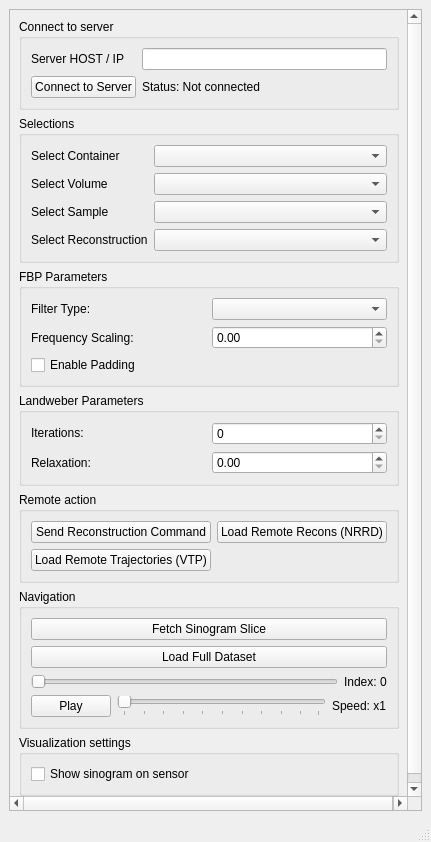
This is 3Dslicer/CT-Wood/CTWood/SinoReconsVisual2/Resources/UI/SinoReconsVisual2.ui in ouaburst/CT_GUI_Docker as Qt 5 draws it before an edit. The edited form follows.
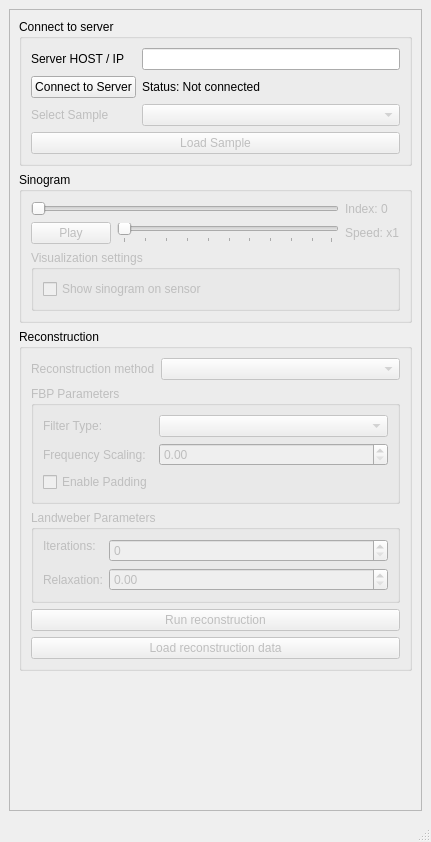
This is the edited form. Custom widgets are drawn as their Qt base class.

Commit message: Changed UI to be more workflow oriented. Wired up changing of samples. Disabled lighting for sensor geometry. Fix window level to be consistent for preview and full resolution sinograms. Simplified a bunch of functions in the server.

```diff
--- a/3Dslicer/CT-Wood/CTWood/SinoReconsVisual2/Resources/UI/SinoReconsVisual2.ui
+++ b/3Dslicer/CT-Wood/CTWood/SinoReconsVisual2/Resources/UI/SinoReconsVisual2.ui
@@ -20,8 +20,8 @@
      <verstretch>0</verstretch>
     </sizepolicy>
    </property>
-   <layout class="QVBoxLayout" name="mainLayout" stretch="0">
-    <item>
+   <layout class="QGridLayout" name="gridLayout_3">
+    <item row="0" column="0">
      <widget class="QScrollArea" name="scrollArea">
       <property name="widgetResizable">
        <bool>true</bool>
@@ -32,7 +32,7 @@
          <x>0</x>
          <y>0</y>
          <width>409</width>
-         <height>747</height>
+         <height>626</height>
         </rect>
        </property>
        <property name="sizePolicy">
@@ -41,44 +41,71 @@
          <verstretch>0</verstretch>
         </sizepolicy>
        </property>
-       <layout class="QVBoxLayout" name="contentsLayout" stretch="0,0,0,1,0,0,0">
+       <layout class="QVBoxLayout" name="contentsLayout" stretch="0,0,0">
         <item>
-         <widget class="QGroupBox" name="connectionGroup">
-          <property name="sizePolicy">
-           <sizepolicy hsizetype="Preferred" vsizetype="Fixed">
-            <horstretch>0</horstretch>
-            <verstretch>0</verstretch>
-           </sizepolicy>
-          </property>
+         <widget class="ctkCollapsibleGroupBox" name="connectToServerGroupBox">
           <property name="title">
            <string>Connect to server</string>
           </property>
-          <layout class="QGridLayout" name="connectionLayout">
-           <item row="0" column="0">
+          <property name="collapsedHeight">
+           <number>1</number>
+          </property>
+          <layout class="QGridLayout" name="gridLayout">
+           <item row="4" column="0">
+            <widget class="QLabel" name="selectSampleLabel">
+             <property name="enabled">
+              <bool>false</bool>
+             </property>
+             <property name="text">
+              <string>Select Sample</string>
+             </property>
+            </widget>
+           </item>
+           <item row="2" column="0">
+            <widget class="QPushButton" name="connectToServerButton">
+             <property name="text">
+              <string>Connect to Server</string>
+             </property>
+            </widget>
+           </item>
+           <item row="2" column="1">
+            <widget class="QLabel" name="statusLabel">
+             <property name="text">
+              <string>Status: Not connected</string>
+             </property>
+            </widget>
+           </item>
+           <item row="1" column="0">
             <widget class="QLabel" name="serverUrlLabel">
              <property name="text">
               <string>Server HOST / IP </string>
              </property>
             </widget>
            </item>
-           <item row="0" column="1">
+           <item row="4" column="1">
+            <widget class="QComboBox" name="sampleSelectorComboBox">
+             <property name="enabled">
+              <bool>false</bool>
+             </property>
+            </widget>
+           </item>
+           <item row="1" column="1">
             <widget class="QLineEdit" name="serverUrlLineEdit">
              <property name="placeholderText">
               <string/>
              </property>
             </widget>
            </item>
-           <item row="1" column="0">
-            <widget class="QPushButton" name="connectToServerButton">
-             <property name="text">
-              <string>Connect to Server</string>
+           <item row="5" column="0" colspan="2">
+            <widget class="QPushButton" name="loadSampleButton">
+             <property name="enabled">
+              <bool>false</bool>
              </property>
-            </widget>
-           </item>
-           <item row="1" column="1">
-            <widget class="QLabel" name="statusLabel">
+             <property name="toolTip">
+              <string>&lt;html&gt;&lt;head/&gt;&lt;body&gt;&lt;p&gt;Loads the selected sample in 3D Slicer.&lt;/p&gt;&lt;/body&gt;&lt;/html&gt;</string>
+             </property>
              <property name="text">
-              <string>Status: Not connected</string>
+              <string>Load Sample</string>
              </property>
             </widget>
            </item>
@@ -86,214 +113,39 @@
          </widget>
         </item>
         <item>
-         <widget class="QGroupBox" name="selectionGroup">
-          <property name="sizePolicy">
-           <sizepolicy hsizetype="Preferred" vsizetype="Fixed">
-            <horstretch>0</horstretch>
-            <verstretch>0</verstretch>
-           </sizepolicy>
+         <widget class="ctkCollapsibleGroupBox" name="sinogramGroupBox">
+          <property name="enabled">
+           <bool>true</bool>
           </property>
           <property name="title">
-           <string>Selections</string>
+           <string>Sinogram</string>
           </property>
-          <layout class="QFormLayout" name="selectionLayout">
-           <item row="0" column="0">
-            <widget class="QLabel" name="label">
-             <property name="text">
-              <string>Select Container</string>
-             </property>
-            </widget>
-           </item>
-           <item row="0" column="1">
-            <widget class="QComboBox" name="containerSelectorComboBox"/>
-           </item>
-           <item row="1" column="0">
-            <widget class="QLabel" name="label">
-             <property name="text">
-              <string>Select Volume</string>
-             </property>
-            </widget>
-           </item>
-           <item row="1" column="1">
-            <widget class="QComboBox" name="volumeSelectorComboBox"/>
-           </item>
-           <item row="2" column="0">
-            <widget class="QLabel" name="label">
-             <property name="text">
-              <string>Select Sample</string>
-             </property>
-            </widget>
-           </item>
-           <item row="2" column="1">
-            <widget class="QComboBox" name="sampleSelectorComboBox"/>
-           </item>
+          <property name="collapsed">
+           <bool>false</bool>
+          </property>
+          <property name="collapsedHeight">
+           <number>1</number>
+          </property>
+          <layout class="QGridLayout" name="gridLayout_2">
            <item row="3" column="0">
-            <widget class="QLabel" name="label">
-             <property name="text">
-              <string>Select Reconstruction</string>
+            <widget class="QWidget" name="sinogramWidget" native="true">
+             <property name="enabled">
+              <bool>false</bool>
              </property>
-            </widget>
-           </item>
-           <item row="3" column="1">
-            <widget class="QComboBox" name="reconstructionSelectorComboBox"/>
-           </item>
-          </layout>
-         </widget>
-        </item>
-        <item>
-         <widget class="QGroupBox" name="fbpParameterGroupBox">
-          <property name="sizePolicy">
-           <sizepolicy hsizetype="Preferred" vsizetype="Fixed">
-            <horstretch>0</horstretch>
-            <verstretch>0</verstretch>
-           </sizepolicy>
-          </property>
-          <property name="title">
-           <string>FBP Parameters</string>
-          </property>
-          <layout class="QGridLayout" name="fbpLayout">
-           <item row="0" column="0">
-            <widget class="QLabel" name="label_filterType">
-             <property name="text">
-              <string>Filter Type:</string>
-             </property>
-            </widget>
-           </item>
-           <item row="0" column="1">
-            <widget class="QComboBox" name="filterTypeComboBox"/>
-           </item>
-           <item row="1" column="0">
-            <widget class="QLabel" name="label_frequencyScaling">
-             <property name="text">
-              <string>Frequency Scaling:</string>
-             </property>
-            </widget>
-           </item>
-           <item row="1" column="1">
-            <widget class="QDoubleSpinBox" name="frequencyScalingSpinBox"/>
-           </item>
-           <item row="2" column="0" colspan="2">
-            <widget class="QCheckBox" name="paddingCheckBox">
-             <property name="text">
-              <string>Enable Padding</string>
-             </property>
-            </widget>
-           </item>
-          </layout>
-         </widget>
-        </item>
-        <item>
-         <widget class="QGroupBox" name="landweberParameterGroupBox">
-          <property name="sizePolicy">
-           <sizepolicy hsizetype="Preferred" vsizetype="Fixed">
-            <horstretch>0</horstretch>
-            <verstretch>0</verstretch>
-           </sizepolicy>
-          </property>
-          <property name="title">
-           <string>Landweber Parameters</string>
-          </property>
-          <layout class="QGridLayout" name="lwLayout">
-           <item row="0" column="0">
-            <widget class="QLabel" name="label_iterations">
-             <property name="sizePolicy">
-              <sizepolicy hsizetype="Preferred" vsizetype="Fixed">
-               <horstretch>0</horstretch>
-               <verstretch>0</verstretch>
-              </sizepolicy>
-             </property>
-             <property name="text">
-              <string>Iterations:</string>
-             </property>
-            </widget>
-           </item>
-           <item row="0" column="1">
-            <widget class="QSpinBox" name="iterationsSpinBox">
-             <property name="sizePolicy">
-              <sizepolicy hsizetype="Minimum" vsizetype="Preferred">
-               <horstretch>0</horstretch>
-               <verstretch>0</verstretch>
-              </sizepolicy>
-             </property>
-            </widget>
-           </item>
-           <item row="1" column="0">
-            <widget class="QLabel" name="label_relaxation">
-             <property name="sizePolicy">
-              <sizepolicy hsizetype="Preferred" vsizetype="Preferred">
-               <horstretch>0</horstretch>
-               <verstretch>0</verstretch>
-              </sizepolicy>
-             </property>
-             <property name="text">
-              <string>Relaxation:</string>
-             </property>
-            </widget>
-           </item>
-           <item row="1" column="1">
-            <widget class="QDoubleSpinBox" name="relaxationSpinBox">
-             <property name="sizePolicy">
-              <sizepolicy hsizetype="Minimum" vsizetype="Fixed">
-               <horstretch>0</horstretch>
-               <verstretch>0</verstretch>
-              </sizepolicy>
-             </property>
-            </widget>
-           </item>
-          </layout>
-         </widget>
-        </item>
-        <item>
-         <widget class="QGroupBox" name="remoteActionsGroup">
-          <property name="sizePolicy">
-           <sizepolicy hsizetype="Preferred" vsizetype="Fixed">
-            <horstretch>0</horstretch>
-            <verstretch>0</verstretch>
-           </sizepolicy>
-          </property>
-          <property name="title">
-           <string>Remote action</string>
-          </property>
-          <layout class="QGridLayout" name="remoteLayout">
-           <item row="0" column="0">
-            <widget class="QPushButton" name="executeRemoteCommandButton">
-             <property name="text">
-              <string>Send Reconstruction Command</string>
-             </property>
-            </widget>
-           </item>
-           <item row="0" column="1">
-            <widget class="QPushButton" name="streamNrrdButton">
-             <property name="text">
-              <string>Load Remote Recons (NRRD)</string>
-             </property>
-            </widget>
-           </item>
-           <item row="1" column="0">
-            <widget class="QPushButton" name="loadSourceTrajectoryButton">
-             <property name="text">
-              <string>Load Remote Trajectories (VTP)</string>
-             </property>
-            </widget>
-           </item>
-          </layout>
-         </widget>
-        </item>
-        <item>
-         <widget class="QGroupBox" name="navigationGroup">
-          <property name="sizePolicy">
-           <sizepolicy hsizetype="Preferred" vsizetype="Fixed">
-            <horstretch>0</horstretch>
-            <verstretch>0</verstretch>
-           </sizepolicy>
-          </property>
-          <property name="title">
-           <string>Navigation</string>
-          </property>
-          <layout class="QGridLayout" name="navLayout">
-           <item row="3" column="0">
-            <layout class="QHBoxLayout" name="indexSliderLayout">
-             <item>
+             <layout class="QGridLayout" name="sinogramWidgetLayout">
+              <property name="leftMargin">
+               <number>0</number>
+              </property>
+              <property name="topMargin">
+               <number>0</number>
+              </property>
+              <property name="rightMargin">
+               <number>0</number>
+              </property>
+              <property name="bottomMargin">
+               <number>0</number>
+              </property>
+              <item row="0" column="0" colspan="2">
               <widget class="QSlider" name="indexSlider">
                <property name="minimum">
                 <number>0</number>
@@ -306,32 +158,14 @@
                </property>
               </widget>
              </item>
-             <item>
+              <item row="0" column="2">
               <widget class="QLabel" name="sliderIndexLabel">
                <property name="text">
                 <string>Index: 0</string>
                </property>
               </widget>
              </item>
-            </layout>
-           </item>
            <item row="1" column="0">
-            <widget class="QPushButton" name="loadFullDatasetButton">
-             <property name="text">
-              <string>Load Full Dataset</string>
-             </property>
-            </widget>
-           </item>
-           <item row="0" column="0">
-            <widget class="QPushButton" name="fetchSinogramButton">
-             <property name="text">
-              <string>Fetch Sinogram Slice</string>
-             </property>
-            </widget>
-           </item>
-           <item row="4" column="0">
-            <layout class="QHBoxLayout" name="playButtonLayout">
-             <item>
               <widget class="QPushButton" name="playButton">
                <property name="sizePolicy">
                 <sizepolicy hsizetype="Fixed" vsizetype="Fixed">
@@ -350,7 +184,7 @@
                </property>
               </widget>
              </item>
-             <item>
+              <item row="1" column="1">
               <widget class="QSlider" name="playSpeedSlider">
                <property name="minimum">
                 <number>1</number>
@@ -372,19 +206,14 @@
                </property>
               </widget>
              </item>
-             <item>
+              <item row="1" column="2">
               <widget class="QLabel" name="playSpeedLabel">
                <property name="text">
                 <string>Speed: x1</string>
                </property>
               </widget>
              </item>
-            </layout>
-           </item>
-          </layout>
-         </widget>
-        </item>
-        <item>
+              <item row="2" column="0" colspan="3">
          <widget class="QGroupBox" name="visualizationSettings">
           <property name="sizePolicy">
            <sizepolicy hsizetype="Preferred" vsizetype="Fixed">
@@ -411,6 +240,184 @@
         </item>
        </layout>
       </widget>
+           </item>
+          </layout>
+         </widget>
+        </item>
+        <item>
+         <widget class="ctkCollapsibleGroupBox" name="reconstructionGroupBox">
+          <property name="enabled">
+           <bool>true</bool>
+          </property>
+          <property name="sizePolicy">
+           <sizepolicy hsizetype="Preferred" vsizetype="Preferred">
+            <horstretch>0</horstretch>
+            <verstretch>0</verstretch>
+           </sizepolicy>
+          </property>
+          <property name="title">
+           <string>Reconstruction</string>
+          </property>
+          <property name="collapsedHeight">
+           <number>1</number>
+          </property>
+          <layout class="QFormLayout" name="formLayout">
+           <item row="0" column="0" colspan="2">
+            <widget class="QWidget" name="reconstructionWidget" native="true">
+             <property name="enabled">
+              <bool>false</bool>
+             </property>
+             <layout class="QFormLayout" name="reconstructionWidgetLayout">
+              <property name="leftMargin">
+               <number>0</number>
+              </property>
+              <property name="topMargin">
+               <number>0</number>
+              </property>
+              <property name="rightMargin">
+               <number>0</number>
+              </property>
+              <property name="bottomMargin">
+               <number>0</number>
+              </property>
+              <item row="0" column="0">
+               <widget class="QLabel" name="reconstructionMethodLabel">
+                <property name="text">
+                 <string>Reconstruction method</string>
+                </property>
+               </widget>
+              </item>
+              <item row="0" column="1">
+               <widget class="QComboBox" name="reconstructionMethodComboBox"/>
+              </item>
+              <item row="1" column="0" colspan="2">
+               <widget class="QGroupBox" name="fbpParameterGroupBox">
+                <property name="sizePolicy">
+                 <sizepolicy hsizetype="Preferred" vsizetype="Fixed">
+                  <horstretch>0</horstretch>
+                  <verstretch>0</verstretch>
+                 </sizepolicy>
+                </property>
+                <property name="title">
+                 <string>FBP Parameters</string>
+                </property>
+                <layout class="QFormLayout" name="formLayout_2">
+                 <item row="0" column="0">
+                  <widget class="QLabel" name="label_filterType">
+                   <property name="text">
+                    <string>Filter Type:</string>
+                   </property>
+                  </widget>
+                 </item>
+                 <item row="0" column="1">
+                  <widget class="QComboBox" name="filterTypeComboBox"/>
+                 </item>
+                 <item row="1" column="0">
+                  <widget class="QLabel" name="label_frequencyScaling">
+                   <property name="text">
+                    <string>Frequency Scaling:</string>
+                   </property>
+                  </widget>
+                 </item>
+                 <item row="1" column="1">
+                  <widget class="QDoubleSpinBox" name="frequencyScalingSpinBox"/>
+                 </item>
+                 <item row="2" column="0">
+                  <widget class="QCheckBox" name="paddingCheckBox">
+                   <property name="text">
+                    <string>Enable Padding</string>
+                   </property>
+                  </widget>
+                 </item>
+                </layout>
+               </widget>
+              </item>
+              <item row="2" column="0" colspan="2">
+               <widget class="QGroupBox" name="landweberParameterGroupBox">
+                <property name="sizePolicy">
+                 <sizepolicy hsizetype="Preferred" vsizetype="Fixed">
+                  <horstretch>0</horstretch>
+                  <verstretch>0</verstretch>
+                 </sizepolicy>
+                </property>
+                <property name="title">
+                 <string>Landweber Parameters</string>
+                </property>
+                <layout class="QFormLayout" name="formLayout_3">
+                 <item row="0" column="0">
+                  <widget class="QLabel" name="label_iterations">
+                   <property name="sizePolicy">
+                    <sizepolicy hsizetype="Preferred" vsizetype="Fixed">
+                     <horstretch>0</horstretch>
+                     <verstretch>0</verstretch>
+                    </sizepolicy>
+                   </property>
+                   <property name="text">
+                    <string>Iterations:</string>
+                   </property>
+                  </widget>
+                 </item>
+                 <item row="0" column="1">
+                  <widget class="QSpinBox" name="iterationsSpinBox">
+                   <property name="sizePolicy">
+                    <sizepolicy hsizetype="Minimum" vsizetype="Preferred">
+                     <horstretch>0</horstretch>
+                     <verstretch>0</verstretch>
+                    </sizepolicy>
+                   </property>
+                  </widget>
+                 </item>
+                 <item row="1" column="0">
+                  <widget class="QLabel" name="label_relaxation">
+                   <property name="sizePolicy">
+                    <sizepolicy hsizetype="Preferred" vsizetype="Preferred">
+                     <horstretch>0</horstretch>
+                     <verstretch>0</verstretch>
+                    </sizepolicy>
+                   </property>
+                   <property name="text">
+                    <string>Relaxation:</string>
+                   </property>
+                  </widget>
+                 </item>
+                 <item row="1" column="1">
+                  <widget class="QDoubleSpinBox" name="relaxationSpinBox">
+                   <property name="sizePolicy">
+                    <sizepolicy hsizetype="Minimum" vsizetype="Fixed">
+                     <horstretch>0</horstretch>
+                     <verstretch>0</verstretch>
+                    </sizepolicy>
+                   </property>
+                  </widget>
+                 </item>
+                </layout>
+               </widget>
+              </item>
+              <item row="3" column="0" colspan="2">
+               <widget class="QPushButton" name="runReconstructionButton">
+                <property name="text">
+                 <string>Run reconstruction</string>
+                </property>
+               </widget>
+              </item>
+              <item row="4" column="0" colspan="2">
+               <widget class="QPushButton" name="loadReconstructionDataButton">
+                <property name="enabled">
+                 <bool>false</bool>
+                </property>
+                <property name="text">
+                 <string>Load reconstruction data</string>
+                </property>
+               </widget>
+              </item>
+             </layout>
+            </widget>
+           </item>
+          </layout>
+         </widget>
+        </item>
+       </layout>
+      </widget>
      </widget>
     </item>
    </layout>
@@ -427,6 +434,14 @@
   </widget>
   <widget class="QStatusBar" name="statusbar"/>
  </widget>
+ <customwidgets>
+  <customwidget>
+   <class>ctkCollapsibleGroupBox</class>
+   <extends>QGroupBox</extends>
+   <header>ctkCollapsibleGroupBox.h</header>
+   <container>1</container>
+  </customwidget>
+ </customwidgets>
  <resources/>
  <connections/>
 </ui>
```
Left out of the diff: 6 changed lines with no effect on the pictures. Lines whose indentation alone changed are shown as unchanged. The commit also changes 2 other files.
